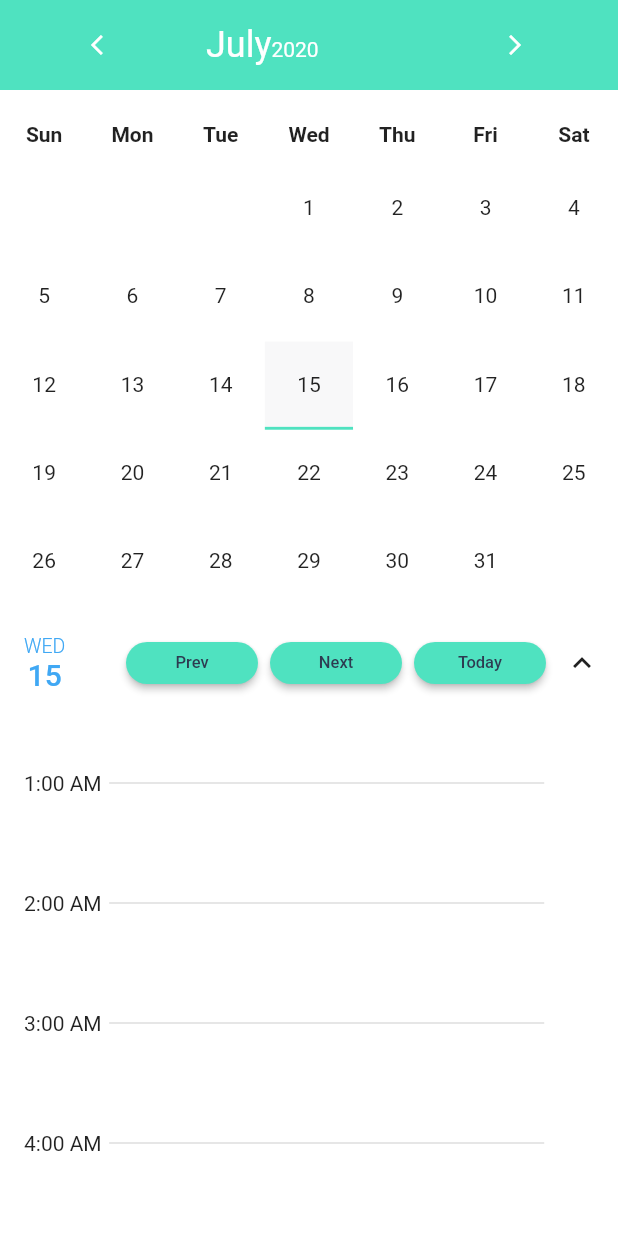
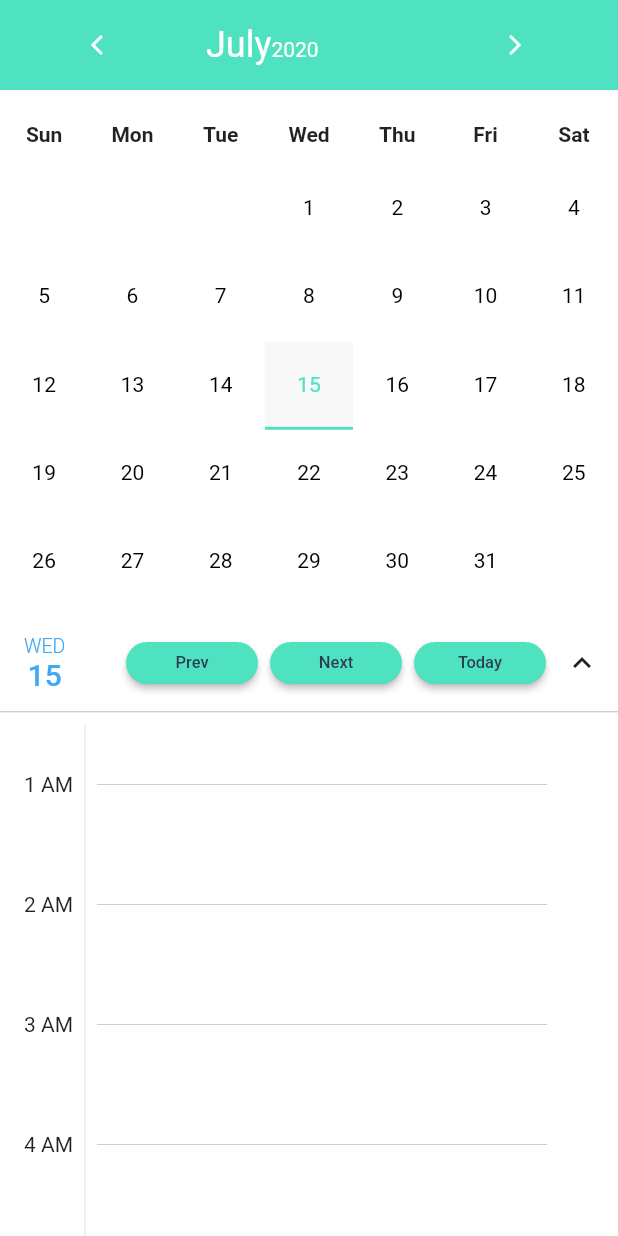
Before and after one commit to khadkabindu/calender, a Flutter app: the screen it shows after launch, on a phone screen of 412 x 824 dp. Run offline on Flutter 3.47's test engine with Material 2 defaults, Android fonts, the phone set to English and light mode, and no system bars; drawn by our look-alikes of expandable.

Commit message:
add style to current date

```diff
--- a/lib/main.dart
+++ b/lib/main.dart
@@ -136,6 +136,7 @@ class _CalenderViewState extends State<CalenderView> {
   var dateTime;
   String currentDayDate;
 
+
   List<String> days = List(40);
 
   void numberOfDays() {
@@ -208,7 +209,7 @@ class _CalenderViewState extends State<CalenderView> {
                                   : Colors.transparent),
                         ),
                       ),
-                      child: Center(child: Text(days[index]))),
+                      child: Center(child: Text(days[index],style: TextStyle(color: days[index] == currentDayDate ? Color(0xFF4FE2C0): Colors.black),))),
                 );
               }),
         ),
@@ -248,13 +249,17 @@ class _ExpandableWrapperState extends State<ExpandableWrapper> {
   final endTime = TimeOfDay(hour: 23, minute: 0);
   final step = Duration(minutes: 60);
   List<String> times = [];
+  final controller = ScrollController();
 
 
   @override
   Widget build(BuildContext context) {
+
     times = getTimes(startTime, endTime, step)
         .map((tod) => tod.format(context))
         .toList();
+    var time = DateFormat.jm().format(DateTime.now());
+    print(time);
     return ExpandableNotifier(
       initialExpanded: true,
       child: Column(
@@ -353,6 +358,10 @@ class _ExpandableWrapperState extends State<ExpandableWrapper> {
               },
             ),
           ),
+          Divider(
+            height: 1,
+            color: Colors.black26,
+          ),
           Padding(
             padding: const EdgeInsets.only(
               top: 8,
@@ -360,8 +369,9 @@ class _ExpandableWrapperState extends State<ExpandableWrapper> {
               bottom: 8,
               left: 16,
             ),
+            child: SingleChildScrollView(
+              physics: ScrollPhysics(),
               child: ListView.builder(
-
                   scrollDirection: Axis.vertical,
                   shrinkWrap: true,
                 itemCount: times.length,
@@ -370,16 +380,25 @@ class _ExpandableWrapperState extends State<ExpandableWrapper> {
                   height: 80,
                   child: Row(
                     children: <Widget>[
-                    Text('${times[index]}'),
-                    SizedBox(width: 5,),
+                      Text('${times[index].substring(0,times[index].indexOf(':')) + times[index].substring(4,7)}'),
+                      Container(
+
+                        child: VerticalDivider(
+
+                        ),
+                       height: 100,
+
+                      ),
                       Container(
                         color: Colors.black26,
+
                         height: 0.5,
-                      width: 290,),
+                        width: 300,),
                     ],
                   ),
                 );
               }),
+            ),
           ),
         ],
       ),
```
Lines whose indentation alone changed are shown as unchanged.
